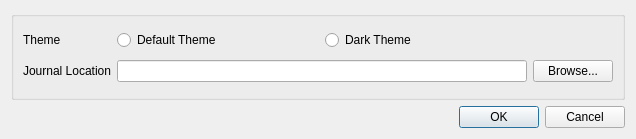
Old version of the form src/Settings/Preferences.ui in the repository neotron/EDPathFinder.
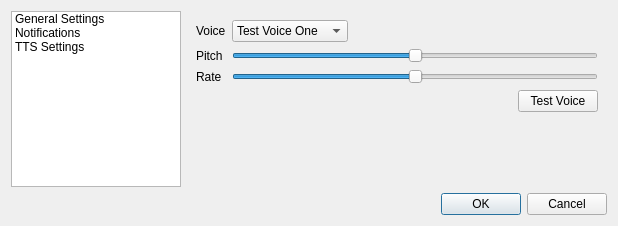
New version of the form. The open tabs and pages were chosen to show the change.

Commit message: Add preferences to configure notification settings.

```diff
--- a/src/Settings/Preferences.ui
+++ b/src/Settings/Preferences.ui
@@ -6,81 +6,258 @@
    <rect>
     <x>0</x>
     <y>0</y>
-    <width>636</width>
-    <height>139</height>
+    <width>618</width>
+    <height>226</height>
    </rect>
   </property>
   <property name="windowTitle">
    <string>Preferences</string>
   </property>
-  <layout class="QVBoxLayout" name="verticalLayout">
-   <item>
-    <widget class="QGroupBox" name="groupBox">
-     <property name="sizePolicy">
-      <sizepolicy hsizetype="Expanding" vsizetype="Expanding">
-       <horstretch>0</horstretch>
-       <verstretch>0</verstretch>
-      </sizepolicy>
+  <layout class="QGridLayout" name="gridLayout_3">
+   <item row="1" column="0">
+    <widget class="QListWidget" name="listWidget">
+     <property name="minimumSize">
+      <size>
+       <width>120</width>
+       <height>0</height>
+      </size>
      </property>
-     <property name="title">
-      <string/>
+     <property name="maximumSize">
+      <size>
+       <width>170</width>
+       <height>5555555</height>
+      </size>
      </property>
-     <layout class="QGridLayout" name="gridLayout">
-      <item row="1" column="3">
-       <widget class="QPushButton" name="journalEdit">
-        <property name="sizePolicy">
-         <sizepolicy hsizetype="Preferred" vsizetype="Fixed">
-          <horstretch>0</horstretch>
-          <verstretch>0</verstretch>
-         </sizepolicy>
-        </property>
-        <property name="text">
-         <string>Browse...</string>
-        </property>
-       </widget>
-      </item>
-      <item row="0" column="1">
-       <widget class="QRadioButton" name="defaultTheme">
-        <property name="text">
-         <string>Default Theme</string>
-        </property>
-       </widget>
-      </item>
-      <item row="0" column="0">
-       <widget class="QLabel" name="label">
-        <property name="text">
-         <string>Theme</string>
-        </property>
-       </widget>
-      </item>
-      <item row="1" column="0">
-       <widget class="QLabel" name="label_2">
-        <property name="text">
-         <string>Journal Location</string>
-        </property>
-       </widget>
-      </item>
-      <item row="0" column="2">
-       <widget class="QRadioButton" name="darkTheme">
-        <property name="text">
-         <string>Dark Theme</string>
-        </property>
-       </widget>
-      </item>
-      <item row="1" column="1" colspan="2">
-       <widget class="QLineEdit" name="journalPath">
-        <property name="sizePolicy">
-         <sizepolicy hsizetype="MinimumExpanding" vsizetype="Preferred">
-          <horstretch>100</horstretch>
-          <verstretch>0</verstretch>
-         </sizepolicy>
-        </property>
-       </widget>
-      </item>
-     </layout>
+     <item>
+      <property name="text">
+       <string>General Settings</string>
+      </property>
+     </item>
+     <item>
+      <property name="text">
+       <string>Notifications</string>
+      </property>
+     </item>
+     <item>
+      <property name="text">
+       <string>TTS Settings</string>
+      </property>
+     </item>
     </widget>
    </item>
-   <item>
+   <item row="1" column="1">
+    <widget class="QStackedWidget" name="stackedWidget">
+     <property name="currentIndex">
+      <number>0</number>
+     </property>
+     <widget class="QWidget" name="page_3">
+      <layout class="QGridLayout" name="gridLayout_2">
+       <item row="0" column="0">
+        <widget class="QLabel" name="label_7">
+         <property name="text">
+          <string>Theme</string>
+         </property>
+        </widget>
+       </item>
+       <item row="0" column="1">
+        <widget class="QRadioButton" name="defaultTheme">
+         <property name="text">
+          <string>Default Theme</string>
+         </property>
+        </widget>
+       </item>
+       <item row="0" column="2">
+        <widget class="QRadioButton" name="darkTheme">
+         <property name="text">
+          <string>Dark Theme</string>
+         </property>
+        </widget>
+       </item>
+       <item row="1" column="0">
+        <widget class="QLabel" name="label_6">
+         <property name="text">
+          <string>Journal Location</string>
+         </property>
+        </widget>
+       </item>
+       <item row="1" column="1" colspan="2">
+        <widget class="QLineEdit" name="journalPath">
+         <property name="sizePolicy">
+          <sizepolicy hsizetype="MinimumExpanding" vsizetype="Preferred">
+           <horstretch>100</horstretch>
+           <verstretch>0</verstretch>
+          </sizepolicy>
+         </property>
+        </widget>
+       </item>
+       <item row="1" column="3">
+        <widget class="QPushButton" name="journalEdit">
+         <property name="sizePolicy">
+          <sizepolicy hsizetype="Preferred" vsizetype="Fixed">
+           <horstretch>0</horstretch>
+           <verstretch>0</verstretch>
+          </sizepolicy>
+         </property>
+         <property name="text">
+          <string>Browse...</string>
+         </property>
+        </widget>
+       </item>
+       <item row="2" column="1">
+        <spacer name="verticalSpacer_3">
+         <property name="orientation">
+          <enum>Qt::Vertical</enum>
+         </property>
+         <property name="sizeHint" stdset="0">
+          <size>
+           <width>20</width>
+           <height>72</height>
+          </size>
+         </property>
+        </spacer>
+       </item>
+      </layout>
+     </widget>
+     <widget class="QWidget" name="page_5">
+      <layout class="QVBoxLayout" name="verticalLayout">
+       <item>
+        <widget class="QCheckBox" name="textNotifications">
+         <property name="text">
+          <string>Enable text notification message toasts</string>
+         </property>
+        </widget>
+       </item>
+       <item>
+        <widget class="QCheckBox" name="voiceNotifications">
+         <property name="text">
+          <string>Enable Text to Speech notifications</string>
+         </property>
+        </widget>
+       </item>
+       <item>
+        <spacer name="verticalSpacer">
+         <property name="orientation">
+          <enum>Qt::Vertical</enum>
+         </property>
+         <property name="sizeHint" stdset="0">
+          <size>
+           <width>20</width>
+           <height>40</height>
+          </size>
+         </property>
+        </spacer>
+       </item>
+      </layout>
+     </widget>
+     <widget class="QWidget" name="page_4">
+      <layout class="QFormLayout" name="formLayout">
+       <item row="0" column="0">
+        <widget class="QLabel" name="label_8">
+         <property name="text">
+          <string>Voice</string>
+         </property>
+        </widget>
+       </item>
+       <item row="0" column="1">
+        <layout class="QHBoxLayout" name="horizontalLayout_2">
+         <item>
+          <widget class="QComboBox" name="voices">
+           <item>
+            <property name="text">
+             <string>Test Voice One</string>
+            </property>
+           </item>
+           <item>
+            <property name="text">
+             <string>Sarah of course</string>
+            </property>
+           </item>
+          </widget>
+         </item>
+         <item>
+          <spacer name="horizontalSpacer_2">
+           <property name="orientation">
+            <enum>Qt::Horizontal</enum>
+           </property>
+           <property name="sizeHint" stdset="0">
+            <size>
+             <width>40</width>
+             <height>20</height>
+            </size>
+           </property>
+          </spacer>
+         </item>
+        </layout>
+       </item>
+       <item row="1" column="0">
+        <widget class="QLabel" name="label_9">
+         <property name="text">
+          <string>Pitch</string>
+         </property>
+        </widget>
+       </item>
+       <item row="1" column="1">
+        <widget class="QSlider" name="pitchSlider">
+         <property name="maximum">
+          <number>2000</number>
+         </property>
+         <property name="value">
+          <number>1000</number>
+         </property>
+         <property name="orientation">
+          <enum>Qt::Horizontal</enum>
+         </property>
+        </widget>
+       </item>
+       <item row="2" column="0">
+        <widget class="QLabel" name="label_10">
+         <property name="text">
+          <string>Rate</string>
+         </property>
+        </widget>
+       </item>
+       <item row="2" column="1">
+        <widget class="QSlider" name="rateSlider">
+         <property name="maximum">
+          <number>2000</number>
+         </property>
+         <property name="value">
+          <number>1000</number>
+         </property>
+         <property name="orientation">
+          <enum>Qt::Horizontal</enum>
+         </property>
+        </widget>
+       </item>
+       <item row="3" column="1">
+        <layout class="QHBoxLayout" name="horizontalLayout">
+         <item>
+          <spacer name="horizontalSpacer">
+           <property name="orientation">
+            <enum>Qt::Horizontal</enum>
+           </property>
+           <property name="sizeHint" stdset="0">
+            <size>
+             <width>40</width>
+             <height>20</height>
+            </size>
+           </property>
+          </spacer>
+         </item>
+         <item>
+          <widget class="QPushButton" name="testVoice">
+           <property name="text">
+            <string>Test Voice</string>
+           </property>
+          </widget>
+         </item>
+        </layout>
+       </item>
+      </layout>
+     </widget>
+    </widget>
+   </item>
+   <item row="2" column="1">
     <widget class="QDialogButtonBox" name="buttonBox">
      <property name="orientation">
       <enum>Qt::Horizontal</enum>
```
Left out of the diff: 24 changed lines with no effect on the pictures. The commit also changes 7 other files.
